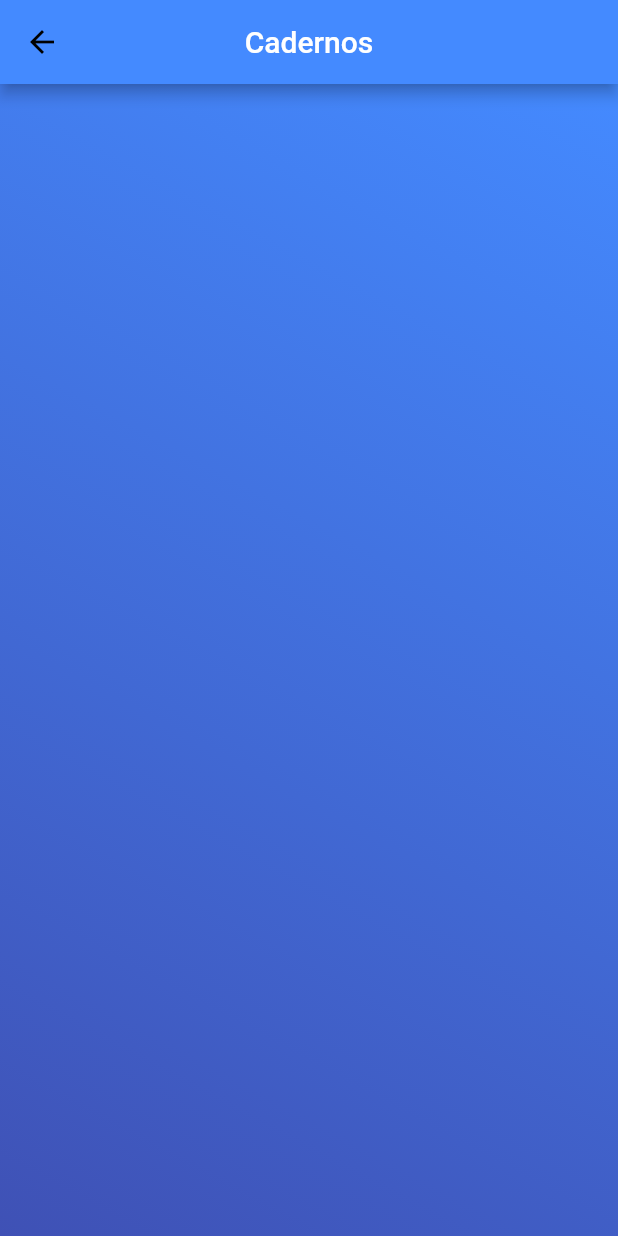
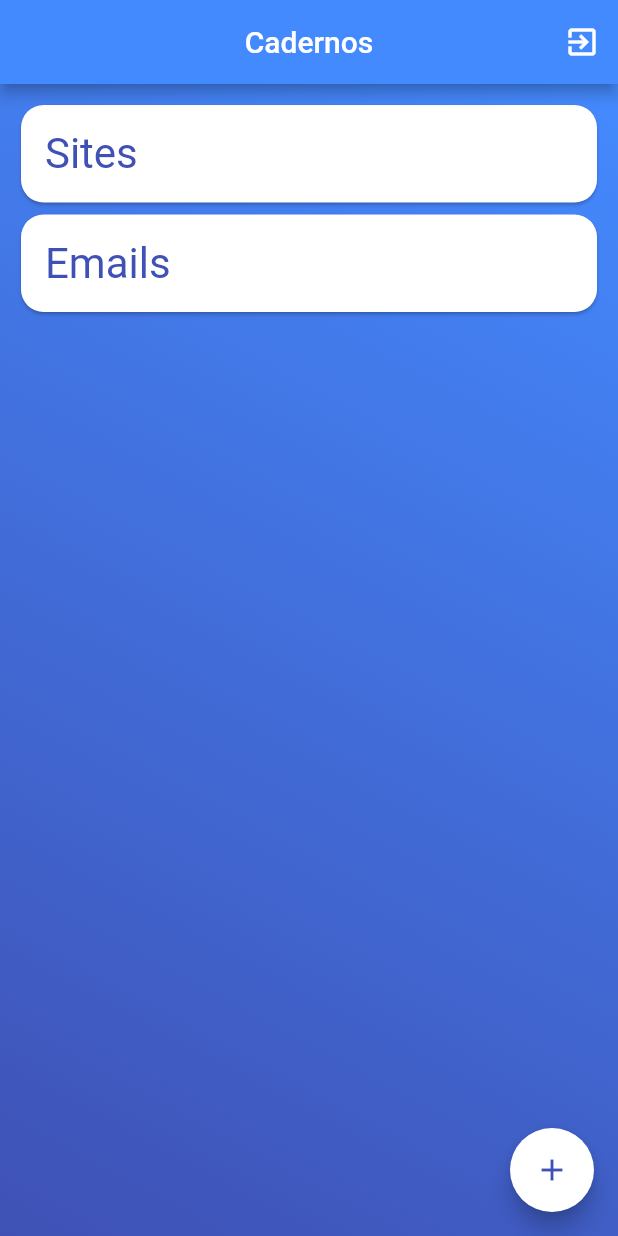
Before and after one commit to JulioMCDias/Cofre-de-Senha, a Flutter app: the ListBookScreen screen opened directly, on a phone screen of 412 x 824 dp. Run offline on Flutter 3.47's test engine with Material 2 defaults, Android fonts, the phone set to English and light mode, and no system bars; our stand-ins replace flutter_svg.

Commit message:
added list book screen

```diff
--- a/lib/ui/screens/list_book_screen.dart
+++ b/lib/ui/screens/list_book_screen.dart
@@ -1,3 +1,5 @@
+import 'package:cofresenha/ui/screens/list_password_screen.dart';
+import 'package:cofresenha/ui/screens/open_repository_screen.dart';
 import 'package:cofresenha/ui/widget/background_decoration.dart';
 import 'package:flutter/material.dart';
 
@@ -7,7 +9,15 @@ class ListBookScreen extends StatefulWidget {
 }
 
 class _ListBookScreenState extends State<ListBookScreen> {
-  final List<String> _passwords = List();
+  final List<String> _books = List();
+
+  @override
+  void initState() {
+    super.initState();
+    _books.add("Sites");
+    _books.add("Emails");
+  }
+
 
   @override
   Widget build(BuildContext context) {
@@ -18,15 +28,56 @@ class _ListBookScreenState extends State<ListBookScreen> {
             style: TextStyle(color: Theme.of(context).primaryColor),
           ),
           centerTitle: true,
+          actions: [
+            IconButton(
+              icon: Icon(Icons.exit_to_app, color: Theme.of(context).primaryColor,),
+              onPressed: (){
+                Navigator.of(context).pushReplacement(
+                  MaterialPageRoute(builder: (context) => OpenRepositoryScreen())
+                );
+              },
+            )
+          ],
         ),
         body: Container(
             decoration: BackgroundDecoration(),
             height: double.infinity,
             child: Center(
-
+              child: ListView.builder(
+                padding: EdgeInsets.all(10),
+                itemCount: _books.length,
+                itemBuilder: (context, index){
+                  return _bookCard(context, _books[index]);
+                },
+              )
             )
-        )
+        ),
+      floatingActionButton: FloatingActionButton(
+        child: Icon(Icons.add, color: Colors.indigo,),
+        backgroundColor: Theme.of(context).primaryColor,
+        onPressed: (){},
+      ),
     );
   }
 
+  Widget _bookCard(context, String book){
+    return GestureDetector(
+      child: Card(
+        shape: RoundedRectangleBorder(
+          borderRadius: BorderRadius.circular(15)
+        ),
+        child: Padding(
+          padding: const EdgeInsets.all(16.0),
+          child: Text(book,
+          style: TextStyle(color: Colors.indigo, fontSize: 28),
+          ),
+        ),
+      ),
+      onTap: (){
+        Navigator.push(context,
+          MaterialPageRoute(builder: (context) => ListPasswordScreen())
+        );
+      },
+    );
+  }
 }
--- a/lib/ui/screens/open_repository_screen.dart
+++ b/lib/ui/screens/open_repository_screen.dart
@@ -1,5 +1,4 @@
 import 'package:cofresenha/ui/screens/list_book_screen.dart';
-import 'package:cofresenha/ui/screens/list_password_screen.dart';
 import 'package:cofresenha/ui/widget/background_decoration.dart';
 import 'package:cofresenha/ui/widget/custom_text_from_field.dart';
 import 'package:flutter/cupertino.dart';
@@ -65,8 +64,8 @@ class _OpenRepositoryScreenState extends State<OpenRepositoryScreen> {
                   width: double.infinity,
                   child: RaisedButton(
                     onPressed: () {
-                      Navigator.push(context,
-                        MaterialPageRoute(builder: (context) => ListPasswordScreen())
+                      Navigator.of(context).pushReplacement(
+                        MaterialPageRoute(builder: (context) => ListBookScreen())
                       );
                     },
                     elevation: 5,
```
